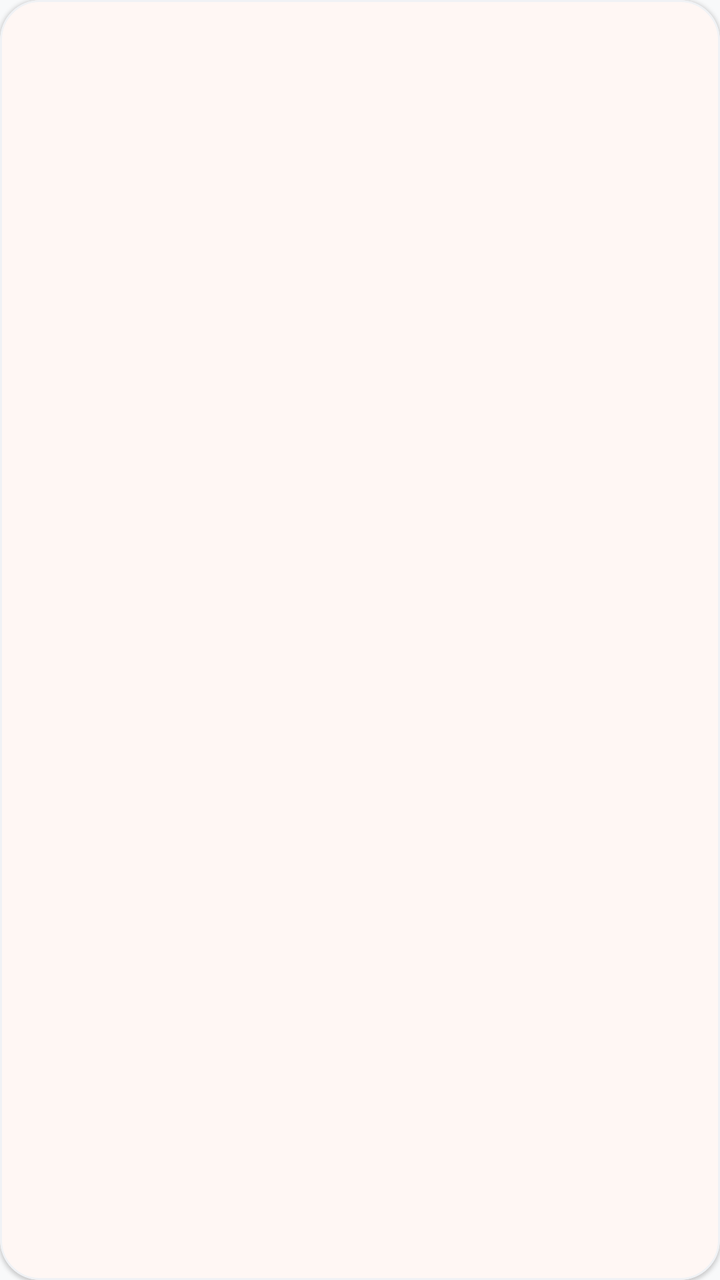
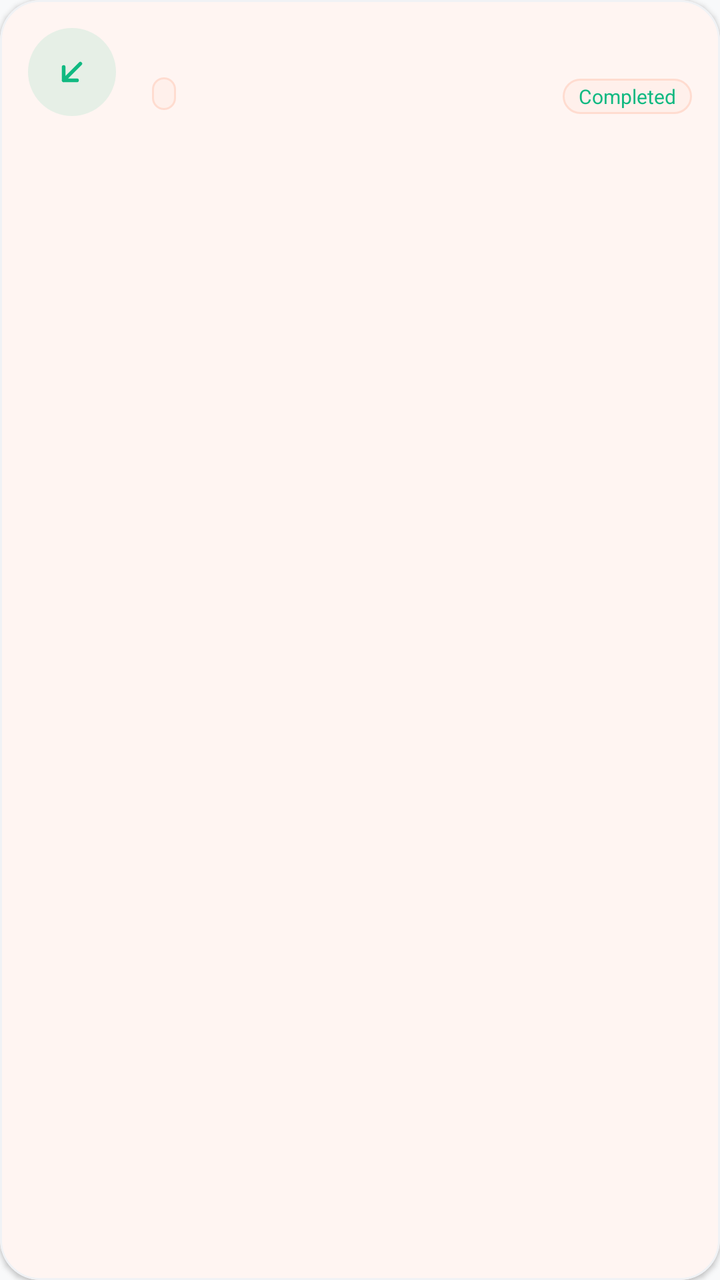

An Android layout rendered at two revisions. The XML below is the earlier revision; the diff shows what the commit changed to produce the second picture.
<!-- AndroidManifest.xml: application theme Theme.AKRHunger -->
<!-- res/layout/item_transaction.xml -->
<?xml version="1.0" encoding="utf-8"?>
<com.google.android.material.card.MaterialCardView xmlns:android="http://schemas.android.com/apk/res/android"
    xmlns:app="http://schemas.android.com/apk/res-auto"
    android:layout_width="match_parent"
    android:layout_height="wrap_content"
    android:layout_marginVertical="5dp"
    app:cardBackgroundColor="@color/surface"
    app:cardCornerRadius="20dp"
    app:cardElevation="1dp"
    app:strokeColor="@color/card_border"
    app:strokeWidth="1dp">

    <LinearLayout
        android:layout_width="match_parent"
        android:layout_height="wrap_content"
        android:gravity="center_vertical"
        android:orientation="horizontal"
        android:padding="16dp">

        <LinearLayout
            android:layout_width="0dp"
            android:layout_height="wrap_content"
            android:layout_weight="1"
            android:orientation="vertical">

            <TextView
                android:id="@+id/tv_tx_type"
                android:layout_width="wrap_content"
                android:layout_height="wrap_content"
                android:fontFamily="sans-serif-bold"
                android:textColor="@color/text_primary"
                android:textSize="14sp" />

            <TextView
                android:id="@+id/tv_tx_desc"
                android:layout_width="wrap_content"
                android:layout_height="wrap_content"
                android:layout_marginTop="2dp"
                android:fontFamily="sans-serif"
                android:textColor="@color/text_secondary"
                android:textSize="12sp" />

            <TextView
                android:id="@+id/tv_tx_date"
                android:layout_width="wrap_content"
                android:layout_height="wrap_content"
                android:layout_marginTop="4dp"
                android:fontFamily="sans-serif"
                android:textColor="@color/text_hint"
                android:textSize="11sp" />
        </LinearLayout>

        <TextView
            android:id="@+id/tv_tx_amount"
            android:layout_width="wrap_content"
            android:layout_height="wrap_content"
            android:layout_marginStart="12dp"
            android:fontFamily="sans-serif-black"
            android:textSize="17sp" />
    </LinearLayout>
</com.google.android.material.card.MaterialCardView>
<!-- resources referenced by this layout -->
<resources>
  <style name="ThemeOverlay.AKR.MaterialAlertDialog" parent="ThemeOverlay.Material3.MaterialAlertDialog">
          <item name="shapeAppearance">@style/ShapeAppearance.AKR.Dialog</item>
          <item name="shapeAppearanceOverlay">@style/ShapeAppearance.AKR.Dialog</item>
          <item name="colorSurface">@color/surface</item>
          <item name="android:backgroundDimAmount">0.5</item>
      </style>
  <!-- unchanged entries left out for length: 17 -->
</resources>

<!-- the commit's change to res/layout/item_transaction.xml (unified diff, before → after) -->
@@ -6,7 +6,7 @@
     android:layout_marginVertical="5dp"
     app:cardBackgroundColor="@color/surface"
     app:cardCornerRadius="20dp"
-    app:cardElevation="1dp"
+    app:cardElevation="1.5dp"
     app:strokeColor="@color/card_border"
     app:strokeWidth="1dp">
 
@@ -15,47 +15,110 @@
         android:layout_height="wrap_content"
         android:gravity="center_vertical"
         android:orientation="horizontal"
-        android:padding="16dp">
+        android:padding="14dp">
 
+        
+        <FrameLayout
+            android:id="@+id/fl_tx_icon_container"
+            android:layout_width="44dp"
+            android:layout_height="44dp"
+            android:background="@drawable/bg_icon_circle_green">
+
+            <ImageView
+                android:id="@+id/iv_tx_icon"
+                android:layout_width="20dp"
+                android:layout_height="20dp"
+                android:layout_gravity="center"
+                android:src="@drawable/ic_arrow_down_left"
+                app:tint="@color/success" />
+        </FrameLayout>
+
+        
         <LinearLayout
             android:layout_width="0dp"
             android:layout_height="wrap_content"
+            android:layout_marginStart="12dp"
             android:layout_weight="1"
             android:orientation="vertical">
-
-            <TextView
-                android:id="@+id/tv_tx_type"
-                android:layout_width="wrap_content"
-                android:layout_height="wrap_content"
-                android:fontFamily="sans-serif-bold"
-                android:textColor="@color/text_primary"
-                android:textSize="14sp" />
 
             <TextView
                 android:id="@+id/tv_tx_desc"
                 android:layout_width="wrap_content"
                 android:layout_height="wrap_content"
-                android:layout_marginTop="2dp"
-                android:fontFamily="sans-serif"
-                android:textColor="@color/text_secondary"
-                android:textSize="12sp" />
+                android:ellipsize="end"
+                android:fontFamily="sans-serif-bold"
+                android:maxLines="1"
+                android:textColor="@color/text_primary"
+                android:textSize="14sp" />
+
+            <LinearLayout
+                android:layout_width="wrap_content"
+                android:layout_height="wrap_content"
+                android:layout_marginTop="3dp"
+                android:gravity="center_vertical"
+                android:orientation="horizontal">
+
+                <TextView
+                    android:id="@+id/tv_tx_date"
+                    android:layout_width="wrap_content"
+                    android:layout_height="wrap_content"
+                    android:fontFamily="sans-serif"
+                    android:textColor="@color/text_hint"
+                    android:textSize="11sp" />
+
+                
+                <TextView
+                    android:id="@+id/tv_tx_type"
+                    android:layout_width="wrap_content"
+                    android:layout_height="wrap_content"
+                    android:layout_marginStart="6dp"
+                    android:background="@drawable/bg_pill_soft"
+                    android:fontFamily="sans-serif-bold"
+                    android:paddingHorizontal="6dp"
+                    android:paddingVertical="2dp"
+                    android:textColor="@color/text_secondary"
+                    android:textSize="9sp" />
+            </LinearLayout>
+
+            
+            <TextView
+                android:id="@+id/tv_tx_ref"
+                android:layout_width="wrap_content"
+                android:layout_height="wrap_content"
+                android:layout_marginTop="3dp"
+                android:fontFamily="monospace"
+                android:textColor="@color/text_hint"
+                android:textSize="10sp"
+                android:visibility="gone" />
+        </LinearLayout>
+
+        
+        <LinearLayout
+            android:layout_width="wrap_content"
+            android:layout_height="wrap_content"
+            android:layout_marginStart="10dp"
+            android:gravity="end"
+            android:orientation="vertical">
 
             <TextView
-                android:id="@+id/tv_tx_date"
+                android:id="@+id/tv_tx_amount"
                 android:layout_width="wrap_content"
                 android:layout_height="wrap_content"
-                android:layout_marginTop="4dp"
-                android:fontFamily="sans-serif"
-                android:textColor="@color/text_hint"
-                android:textSize="11sp" />
+                android:fontFamily="sans-serif-black"
+                android:textSize="16sp" />
+
+            <TextView
+                android:id="@+id/tv_tx_status"
+                android:layout_width="wrap_content"
+                android:layout_height="wrap_content"
+                android:layout_marginTop="3dp"
+                android:background="@drawable/bg_pill_soft"
+                android:fontFamily="sans-serif-bold"
+                android:paddingHorizontal="8dp"
+                android:paddingVertical="2dp"
+                android:text="Completed"
+                android:textColor="@color/success"
+                android:textSize="10sp" />
         </LinearLayout>
-
-        <TextView
-            android:id="@+id/tv_tx_amount"
-            android:layout_width="wrap_content"
-            android:layout_height="wrap_content"
-            android:layout_marginStart="12dp"
-            android:fontFamily="sans-serif-black"
-            android:textSize="17sp" />
     </LinearLayout>
 </com.google.android.material.card.MaterialCardView>
<!-- resource entries referenced after the edit -->
@@ -1,11 +1,84 @@
 <!-- resources referenced by this layout -->
 <resources>
+  <color name="success">#10B981</color>
+  <!-- drawable bg_icon_circle_green (drawable) -->
+  <?xml version="1.0" encoding="utf-8"?>
+  <shape xmlns:android="http://schemas.android.com/apk/res/android"
+      android:shape="oval">
+      <solid android:color="#1A10B981" />
+  </shape>
+  <!-- drawable bg_pill_soft (drawable) -->
+  <?xml version="1.0" encoding="utf-8"?>
+  <ripple xmlns:android="http://schemas.android.com/apk/res/android"
+      android:color="@color/primary_15">
+      <item>
+          <shape android:shape="rectangle">
+              <corners android:radius="999dp" />
+              <solid android:color="@color/primary_tint" />
+              <stroke android:width="1dp" android:color="@color/primary_tint_border" />
+          </shape>
+      </item>
+  </ripple>
+  <!-- drawable ic_arrow_down_left (drawable) -->
+  <vector xmlns:android="http://schemas.android.com/apk/res/android"
+      android:width="24dp"
+      android:height="24dp"
+      android:viewportWidth="24"
+      android:viewportHeight="24">
+      <path
+          android:strokeColor="#FF000000"
+          android:strokeWidth="2.2"
+          android:strokeLineCap="round"
+          android:strokeLineJoin="round"
+          android:pathData="M17,7 L7,17 M7,17 H15 M7,17 V9" />
+  </vector>
+  <color name="primary_15">#26FF6B35</color>
+  <color name="primary_tint">#FFF0EB</color>
+  <color name="primary_tint_border">#FFDCD0</color>
   <style name="ThemeOverlay.AKR.MaterialAlertDialog" parent="ThemeOverlay.Material3.MaterialAlertDialog">
           <item name="shapeAppearance">@style/ShapeAppearance.AKR.Dialog</item>
           <item name="shapeAppearanceOverlay">@style/ShapeAppearance.AKR.Dialog</item>
           <item name="colorSurface">@color/surface</item>
-          <item name="android:backgroundDimAmount">0.5</item>
+          <item name="android:backgroundDimAmount">0.55</item>
+          <item name="materialAlertDialogTitleTextStyle">@style/TextAppearance.AKR.Dialog.Title</item>
+          <item name="materialAlertDialogBodyTextStyle">@style/TextAppearance.AKR.Dialog.Body</item>
+          <item name="buttonBarPositiveButtonStyle">@style/Widget.AKR.Dialog.Button.Positive</item>
+          <item name="buttonBarNegativeButtonStyle">@style/Widget.AKR.Dialog.Button.Negative</item>
+          <item name="buttonBarNeutralButtonStyle">@style/Widget.AKR.Dialog.Button.Neutral</item>
       </style>
+  <style name="TextAppearance.AKR.Dialog.Title" parent="MaterialAlertDialog.Material3.Title.Text">
+          <item name="android:textColor">@color/text_primary</item>
+          <item name="android:textSize">19sp</item>
+          <item name="android:fontFamily">sans-serif-black</item>
+      </style>
+  <style name="TextAppearance.AKR.Dialog.Body" parent="MaterialAlertDialog.Material3.Body.Text">
+          <item name="android:textColor">@color/text_secondary</item>
+          <item name="android:textSize">14sp</item>
+          <item name="android:fontFamily">sans-serif</item>
+          <item name="android:lineSpacingMultiplier">1.3</item>
+      </style>
+  <style name="Widget.AKR.Dialog.Button.Positive" parent="Widget.Material3.Button.TextButton.Dialog">
+          <item name="android:textColor">@color/primary</item>
+          <item name="android:fontFamily">sans-serif-bold</item>
+          <item name="android:textSize">13.5sp</item>
+          <item name="android:textAllCaps">false</item>
+          <item name="cornerRadius">18dp</item>
+      </style>
+  <style name="Widget.AKR.Dialog.Button.Negative" parent="Widget.Material3.Button.TextButton.Dialog">
+          <item name="android:textColor">@color/text_secondary</item>
+          <item name="android:fontFamily">sans-serif-medium</item>
+          <item name="android:textSize">13.5sp</item>
+          <item name="android:textAllCaps">false</item>
+          <item name="cornerRadius">18dp</item>
+      </style>
+  <style name="Widget.AKR.Dialog.Button.Neutral" parent="Widget.Material3.Button.TextButton.Dialog">
+          <item name="android:textColor">@color/info</item>
+          <item name="android:fontFamily">sans-serif-bold</item>
+          <item name="android:textSize">13.5sp</item>
+          <item name="android:textAllCaps">false</item>
+          <item name="cornerRadius">18dp</item>
+      </style>
+  <color name="info">#3B82F6</color>
   <!-- unchanged entries left out for length: 17 -->
 </resources>
 
